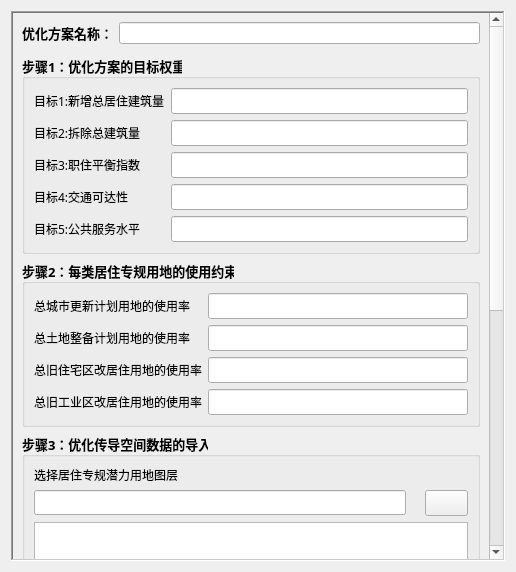
The window that UI/UIModelCal.ui (zou-mono/SpatialSimulation) describes before a commit, drawn with Qt 5.
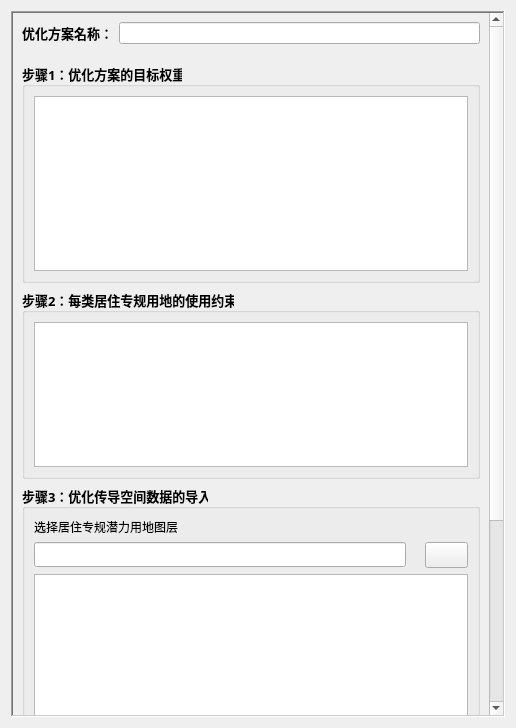
The same window after the commit. Icons and pictures are not drawn.

Commit message: frmModelCal的weight和prop设置都改成了tableWidget.

Diff of the .ui file:
```diff
--- a/UI/UIModelCal.ui
+++ b/UI/UIModelCal.ui
@@ -7,7 +7,7 @@
     <x>0</x>
     <y>0</y>
     <width>516</width>
-    <height>572</height>
+    <height>728</height>
    </rect>
   </property>
   <property name="windowTitle">
@@ -17,9 +17,9 @@
    <item>
     <widget class="QScrollArea" name="scrollArea">
      <property name="sizePolicy">
-      <sizepolicy hsizetype="Expanding" vsizetype="Minimum">
+      <sizepolicy hsizetype="Expanding" vsizetype="Expanding">
        <horstretch>0</horstretch>
-       <verstretch>250</verstretch>
+       <verstretch>0</verstretch>
       </sizepolicy>
      </property>
      <property name="frameShape">
@@ -31,6 +31,9 @@
      <property name="horizontalScrollBarPolicy">
       <enum>Qt::ScrollBarAlwaysOff</enum>
      </property>
+     <property name="sizeAdjustPolicy">
+      <enum>QAbstractScrollArea::AdjustToContents</enum>
+     </property>
      <property name="widgetResizable">
       <bool>true</bool>
      </property>
@@ -40,11 +43,11 @@
         <x>0</x>
         <y>0</y>
         <width>477</width>
-        <height>990</height>
+        <height>974</height>
        </rect>
       </property>
       <property name="sizePolicy">
-       <sizepolicy hsizetype="Preferred" vsizetype="Preferred">
+       <sizepolicy hsizetype="Preferred" vsizetype="Expanding">
         <horstretch>0</horstretch>
         <verstretch>0</verstretch>
        </sizepolicy>
@@ -85,7 +88,7 @@
            <property name="sizeHint" stdset="0">
             <size>
              <width>20</width>
-             <height>5</height>
+             <height>13</height>
             </size>
            </property>
           </spacer>
@@ -93,11 +96,17 @@
          <item>
           <widget class="QGroupBox" name="groupBox3">
            <property name="sizePolicy">
-            <sizepolicy hsizetype="Preferred" vsizetype="Fixed">
+            <sizepolicy hsizetype="Preferred" vsizetype="Minimum">
              <horstretch>0</horstretch>
              <verstretch>0</verstretch>
             </sizepolicy>
            </property>
+           <property name="minimumSize">
+            <size>
+             <width>0</width>
+             <height>220</height>
+            </size>
+           </property>
            <property name="font">
             <font>
              <family>微软雅黑</family>
@@ -111,143 +120,20 @@
            </property>
            <layout class="QVBoxLayout" name="verticalLayout_2">
             <item>
-             <layout class="QFormLayout" name="formLayout_2">
-              <item row="0" column="0">
-               <widget class="QLabel" name="label_7">
-                <property name="font">
-                 <font>
-                  <family>微软雅黑</family>
-                  <pointsize>9</pointsize>
-                  <weight>50</weight>
-                  <bold>false</bold>
-                 </font>
-                </property>
-                <property name="text">
-                 <string>目标1:新增总居住建筑量</string>
-                </property>
-               </widget>
-              </item>
-              <item row="0" column="1">
-               <widget class="QLineEdit" name="txt_indicator_xzjjl">
-                <property name="font">
-                 <font>
-                  <family>微软雅黑</family>
-                  <pointsize>10</pointsize>
-                  <weight>50</weight>
-                  <bold>false</bold>
-                 </font>
-                </property>
-               </widget>
-              </item>
-              <item row="1" column="0">
-               <widget class="QLabel" name="label_8">
-                <property name="font">
-                 <font>
-                  <family>微软雅黑</family>
-                  <pointsize>9</pointsize>
-                  <weight>50</weight>
-                  <bold>false</bold>
-                 </font>
-                </property>
-                <property name="text">
-                 <string>目标2:拆除总建筑量</string>
-                </property>
-               </widget>
-              </item>
-              <item row="1" column="1">
-               <widget class="QLineEdit" name="txt_indicator_ccjzl">
-                <property name="font">
-                 <font>
-                  <family>微软雅黑</family>
-                  <pointsize>10</pointsize>
-                  <weight>50</weight>
-                  <bold>false</bold>
-                 </font>
-                </property>
-               </widget>
-              </item>
-              <item row="2" column="0">
-               <widget class="QLabel" name="label_10">
-                <property name="font">
-                 <font>
-                  <family>微软雅黑</family>
-                  <pointsize>9</pointsize>
-                  <weight>50</weight>
-                  <bold>false</bold>
-                 </font>
-                </property>
-                <property name="text">
-                 <string>目标3:职住平衡指数</string>
-                </property>
-               </widget>
-              </item>
-              <item row="2" column="1">
-               <widget class="QLineEdit" name="txt_indicator_zzphzs">
-                <property name="font">
-                 <font>
-                  <family>微软雅黑</family>
-                  <pointsize>10</pointsize>
-                  <weight>50</weight>
-                  <bold>false</bold>
-                 </font>
-                </property>
-               </widget>
-              </item>
-              <item row="3" column="0">
-               <widget class="QLabel" name="label_11">
-                <property name="font">
-                 <font>
-                  <family>微软雅黑</family>
-                  <pointsize>9</pointsize>
-                  <weight>50</weight>
-                  <bold>false</bold>
-                 </font>
-                </property>
-                <property name="text">
-                 <string>目标4:交通可达性</string>
-                </property>
-               </widget>
-              </item>
-              <item row="3" column="1">
-               <widget class="QLineEdit" name="txt_indicator_jtkdx">
-                <property name="font">
-                 <font>
-                  <family>微软雅黑</family>
-                  <pointsize>10</pointsize>
-                  <weight>50</weight>
-                  <bold>false</bold>
-                 </font>
-                </property>
-               </widget>
-              </item>
-              <item row="4" column="0">
-               <widget class="QLabel" name="label_12">
-                <property name="font">
-                 <font>
-                  <family>微软雅黑</family>
-                  <pointsize>9</pointsize>
-                  <weight>50</weight>
-                  <bold>false</bold>
-                 </font>
-                </property>
-                <property name="text">
-                 <string>目标5:公共服务水平</string>
-                </property>
-               </widget>
-              </item>
-              <item row="4" column="1">
-               <widget class="QLineEdit" name="txt_indicator_ggfwsp">
-                <property name="font">
-                 <font>
-                  <family>微软雅黑</family>
-                  <pointsize>10</pointsize>
-                  <weight>50</weight>
-                  <bold>false</bold>
-                 </font>
-                </property>
-               </widget>
-              </item>
-             </layout>
+             <widget class="QTableWidget" name="tbl_weight">
+              <property name="sizePolicy">
+               <sizepolicy hsizetype="Expanding" vsizetype="Expanding">
+                <horstretch>0</horstretch>
+                <verstretch>0</verstretch>
+               </sizepolicy>
+              </property>
+              <property name="minimumSize">
+               <size>
+                <width>0</width>
+                <height>0</height>
+               </size>
+              </property>
+             </widget>
             </item>
            </layout>
           </widget>
@@ -255,11 +141,17 @@
          <item>
           <widget class="QGroupBox" name="groupBox2">
            <property name="sizePolicy">
-            <sizepolicy hsizetype="Preferred" vsizetype="Fixed">
+            <sizepolicy hsizetype="Preferred" vsizetype="Minimum">
              <horstretch>0</horstretch>
              <verstretch>0</verstretch>
             </sizepolicy>
            </property>
+           <property name="minimumSize">
+            <size>
+             <width>0</width>
+             <height>190</height>
+            </size>
+           </property>
            <property name="font">
             <font>
              <family>微软雅黑</family>
@@ -272,117 +164,21 @@
             <string>步骤2：每类居住专规用地的使用约束</string>
            </property>
            <layout class="QVBoxLayout" name="verticalLayout_6">
+            <property name="sizeConstraint">
+             <enum>QLayout::SetDefaultConstraint</enum>
+            </property>
             <item>
-             <layout class="QFormLayout" name="formLayout">
-              <item row="0" column="0">
-               <widget class="QLabel" name="label">
-                <property name="font">
-                 <font>
-                  <family>微软雅黑</family>
-                  <pointsize>9</pointsize>
-                  <weight>50</weight>
-                  <bold>false</bold>
-                 </font>
-                </property>
-                <property name="text">
-                 <string>总城市更新计划用地的使用率</string>
-                </property>
-               </widget>
-              </item>
-              <item row="0" column="1">
-               <widget class="QLineEdit" name="txt_type_csgx">
-                <property name="font">
-                 <font>
-                  <family>微软雅黑</family>
-                  <pointsize>10</pointsize>
-                  <weight>50</weight>
-                  <bold>false</bold>
-                 </font>
-                </property>
-               </widget>
-              </item>
-              <item row="1" column="0">
-               <widget class="QLabel" name="label_4">
-                <property name="font">
-                 <font>
-                  <family>微软雅黑</family>
-                  <pointsize>9</pointsize>
-                  <weight>50</weight>
-                  <bold>false</bold>
-                 </font>
-                </property>
-                <property name="text">
-                 <string>总土地整备计划用地的使用率</string>
-                </property>
-               </widget>
-              </item>
-              <item row="1" column="1">
-               <widget class="QLineEdit" name="txt_type_tdzb">
-                <property name="font">
-                 <font>
-                  <family>微软雅黑</family>
-                  <pointsize>10</pointsize>
-                  <weight>50</weight>
-                  <bold>false</bold>
-                 </font>
-                </property>
-               </widget>
-              </item>
-              <item row="2" column="0">
-               <widget class="QLabel" name="label_5">
-                <property name="font">
-                 <font>
-                  <family>微软雅黑</family>
-                  <pointsize>9</pointsize>
-                  <weight>50</weight>
-                  <bold>false</bold>
-                 </font>
-                </property>
-                <property name="text">
-                 <string>总旧住宅区改居住用地的使用率</string>
-                </property>
-               </widget>
-              </item>
-              <item row="2" column="1">
-               <widget class="QLineEdit" name="txt_type_zzgjz">
-                <property name="font">
-                 <font>
-                  <family>微软雅黑</family>
-                  <pointsize>10</pointsize>
-                  <weight>50</weight>
-                  <bold>false</bold>
-                 </font>
-                </property>
-               </widget>
-              </item>
-              <item row="3" column="0">
-               <widget class="QLabel" name="label_6">
-                <property name="font">
-                 <font>
-                  <family>微软雅黑</family>
-                  <pointsize>9</pointsize>
-                  <weight>50</weight>
-                  <bold>false</bold>
-                 </font>
-                </property>
-                <property name="text">
-                 <string>总旧工业区改居住用地的使用率</string>
-                </property>
-               </widget>
-              </item>
-              <item row="3" column="1">
-               <widget class="QLineEdit" name="txt_type_gygjz">
-                <property name="font">
-                 <font>
-                  <family>微软雅黑</family>
-                  <pointsize>10</pointsize>
-                  <weight>50</weight>
-                  <bold>false</bold>
-                 </font>
-                </property>
-               </widget>
-              </item>
-             </layout>
+             <widget class="QTableWidget" name="tbl_prop">
+              <property name="minimumSize">
+               <size>
+                <width>0</width>
+                <height>0</height>
+               </size>
+              </property>
+              <property name="sizeAdjustPolicy">
+               <enum>QAbstractScrollArea::AdjustIgnored</enum>
+              </property>
+             </widget>
             </item>
            </layout>
           </widget>
@@ -390,11 +186,17 @@
          <item>
           <widget class="QGroupBox" name="groupBox1">
            <property name="sizePolicy">
-            <sizepolicy hsizetype="Preferred" vsizetype="Fixed">
+            <sizepolicy hsizetype="Preferred" vsizetype="Expanding">
              <horstretch>0</horstretch>
              <verstretch>0</verstretch>
             </sizepolicy>
            </property>
+           <property name="minimumSize">
+            <size>
+             <width>0</width>
+             <height>450</height>
+            </size>
+           </property>
            <property name="font">
             <font>
              <family>微软雅黑</family>
```
Left out of the diff: 12 changed lines with no effect on the pictures. The commit also changes 3 other files.
